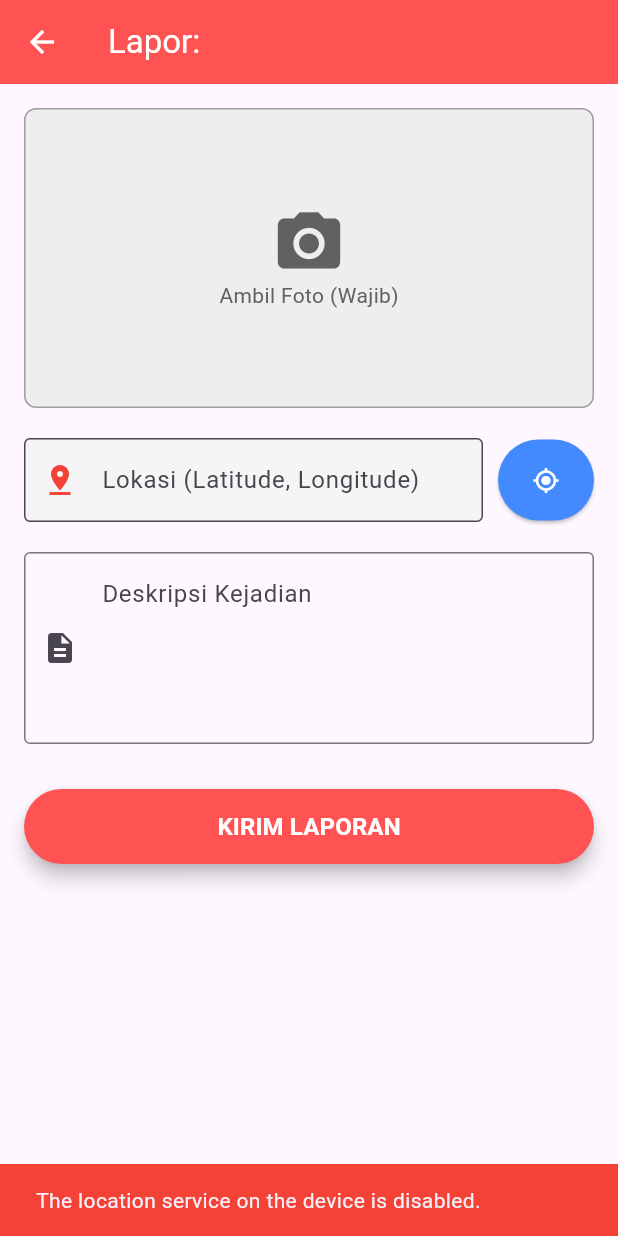
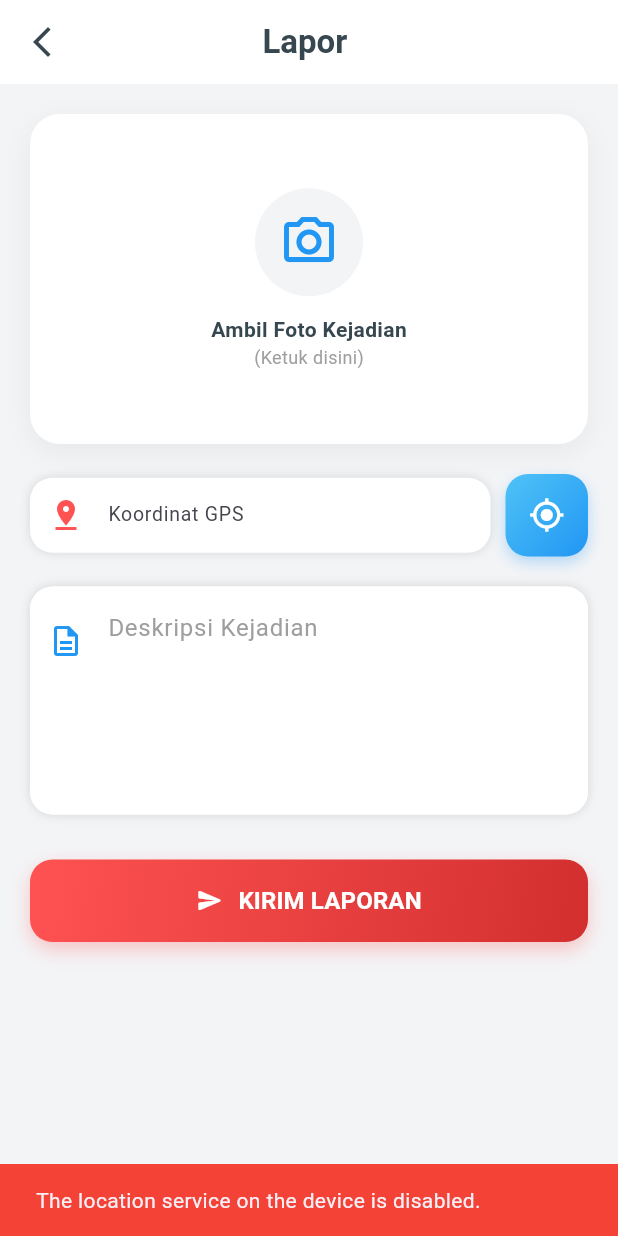
Before and after one commit to MasDaisuke/emergency-hub, a Flutter app: the FormLaporPage screen opened directly with empty values, after a tap on the "my location" icon, on a phone screen of 412 x 824 dp. Run offline on Flutter 3.47's test engine with Material 3 defaults, Android fonts, the light colour scheme and no system bars; our stand-ins replace geolocator, image_picker, shared_preferences; accounts and stored records are empty.

Commit message:
update ui form laporan

```diff
--- a/lib/presentation/pages/form_lapor_page.dart
+++ b/lib/presentation/pages/form_lapor_page.dart
@@ -1,11 +1,11 @@
-import 'dart:io'; // Untuk File (Mobile)
-import 'package:flutter/foundation.dart'; // Untuk kIsWeb
+import 'dart:io';
+import 'package:flutter/foundation.dart';
 import 'package:flutter/material.dart';
 import 'package:image_picker/image_picker.dart';
 import 'package:geolocator/geolocator.dart';
 import 'package:provider/provider.dart';
 import '../providers/emergency_provider.dart';
-import '../../core/utils/location_helper.dart'; // Pastikan import ini benar
+import '../../core/utils/location_helper.dart';
 
 class FormLaporPage extends StatefulWidget {
   final String kategori;
@@ -21,56 +21,44 @@ class _FormLaporPageState extends State<FormLaporPage> {
 
   XFile? _pickedFile;
   final ImagePicker _picker = ImagePicker();
-
   bool _isGettingLocation = false;
 
-  // --- 1. LOGIC AMBIL GAMBAR ---
   Future<void> _pickImage() async {
     try {
       final XFile? photo = await _picker.pickImage(
         source: ImageSource.camera,
-        imageQuality: 50
+        imageQuality: 50,
       );
-
-      if (photo != null) {
-        setState(() {
-          _pickedFile = photo;
-        });
-      }
+      if (photo != null) setState(() => _pickedFile = photo);
     } catch (e) {
-      ScaffoldMessenger.of(context).showSnackBar(
-        SnackBar(content: Text("Gagal ambil gambar: $e"))
-      );
+      ScaffoldMessenger.of(
+        context,
+      ).showSnackBar(SnackBar(content: Text("Error Kamera: $e")));
     }
   }
 
-  // --- 2. LOGIC AMBIL LOKASI (GPS) ---
   Future<void> _getLocation() async {
-    setState(() {
-      _isGettingLocation = true;
-    });
-
+    setState(() => _isGettingLocation = true);
     try {
       Position position = await LocationHelper.getCurrentLocation();
       setState(() {
-        // Tampilkan koordinat di TextField
         _lokasiController.text = "${position.latitude}, ${position.longitude}";
       });
       ScaffoldMessenger.of(context).showSnackBar(
-        SnackBar(backgroundColor: Colors.green, content: Text("Lokasi ditemukan!")),
+        SnackBar(
+          backgroundColor: Colors.green,
+          content: Text("Lokasi Terkunci!"),
+        ),
       );
     } catch (e) {
       ScaffoldMessenger.of(context).showSnackBar(
         SnackBar(backgroundColor: Colors.red, content: Text(e.toString())),
       );
     } finally {
-      setState(() {
-        _isGettingLocation = false;
-      });
+      setState(() => _isGettingLocation = false);
     }
   }
 
-  // --- 3. LOGIC KIRIM LAPORAN ---
   void _submit() async {
     if (_pickedFile == null || _descController.text.isEmpty) {
       ScaffoldMessenger.of(context).showSnackBar(
@@ -79,8 +67,6 @@ class _FormLaporPageState extends State<FormLaporPage> {
       return;
     }
 
-    // TRICK: Gabungkan Lokasi ke dalam Deskripsi
-    // (Supaya tidak perlu ubah Backend/Database dulu)
     String finalDeskripsi = _descController.text;
     if (_lokasiController.text.isNotEmpty) {
       finalDeskripsi += "\n\n[Lokasi GPS: ${_lokasiController.text}]";
@@ -96,46 +82,74 @@ class _FormLaporPageState extends State<FormLaporPage> {
     if (success) {
       Navigator.pop(context);
       ScaffoldMessenger.of(context).showSnackBar(
-        SnackBar(backgroundColor: Colors.green, content: Text("Laporan Terkirim!")),
+        SnackBar(
+          backgroundColor: Colors.green,
+          content: Text("Laporan Terkirim!"),
+        ),
       );
     } else {
       ScaffoldMessenger.of(context).showSnackBar(
-        SnackBar(backgroundColor: Colors.red, content: Text("Gagal mengirim laporan")),
+        SnackBar(
+          backgroundColor: Colors.red,
+          content: Text("Gagal mengirim laporan"),
+        ),
       );
     }
   }
 
   @override
   Widget build(BuildContext context) {
+    // Definisi Warna Tema
+    final Color bgSilver = Color(0xFFF3F4F6);
+    final Color textDark = Colors.blueGrey[800]!;
+    final Color accentBlue = Color(0xFF2196F3);
+
     return Scaffold(
+      backgroundColor: bgSilver,
       appBar: AppBar(
-        title: Text("Lapor: ${widget.kategori}"),
-        backgroundColor: Colors.redAccent,
-        foregroundColor: Colors.white,
+        title: Text(
+          "Lapor ${widget.kategori}",
+          style: TextStyle(color: textDark, fontWeight: FontWeight.bold),
         ),
+        backgroundColor: Colors.white,
+        elevation: 0,
+        centerTitle: true,
+        leading: IconButton(
+          icon: Icon(Icons.arrow_back_ios_new, color: textDark),
+          onPressed: () => Navigator.pop(context),
+        ),
+      ),
+
       body: SingleChildScrollView(
-        padding: EdgeInsets.all(16),
+        padding: EdgeInsets.all(20),
         child: Column(
+          crossAxisAlignment: CrossAxisAlignment.stretch,
           children: [
-            // === KOTAK GAMBAR ===
-            GestureDetector(
+            Container(
+              height: 220,
+              decoration: BoxDecoration(
+                color: Colors.white,
+                borderRadius: BorderRadius.circular(20),
+                boxShadow: [
+                  BoxShadow(
+                    color: Colors.black.withOpacity(0.05),
+                    blurRadius: 15,
+                    offset: Offset(0, 5),
+                  ),
+                ],
+              ),
+              child: Material(
+                color: Colors.transparent,
+                child: InkWell(
+                  borderRadius: BorderRadius.circular(20),
                   onTap: _pickImage,
-              child: Container(
-                height: 200,
-                width: double.infinity,
-                decoration: BoxDecoration(
-                  color: Colors.grey[200],
-                  border: Border.all(color: Colors.grey),
-                  borderRadius: BorderRadius.circular(8),
-                ),
                   child: _pickedFile != null
                       ? ClipRRect(
-                        borderRadius: BorderRadius.circular(8),
+                          borderRadius: BorderRadius.circular(20),
                           child: kIsWeb
                               ? Image.network(
                                   _pickedFile!.path,
                                   fit: BoxFit.cover,
-                                errorBuilder: (c, o, s) => Icon(Icons.broken_image),
                                 )
                               : Image.file(
                                   File(_pickedFile!.path),
@@ -145,78 +159,189 @@ class _FormLaporPageState extends State<FormLaporPage> {
                       : Column(
                           mainAxisAlignment: MainAxisAlignment.center,
                           children: [
-                          Icon(Icons.camera_alt, size: 50, color: Colors.grey[700]),
-                          Text("Ambil Foto (Wajib)", style: TextStyle(color: Colors.grey[700])),
+                            Container(
+                              padding: EdgeInsets.all(16),
+                              decoration: BoxDecoration(
+                                color: bgSilver,
+                                shape: BoxShape.circle,
+                              ),
+                              child: Icon(
+                                Icons.camera_alt_outlined,
+                                size: 40,
+                                color: accentBlue,
+                              ),
+                            ),
+                            SizedBox(height: 12),
+                            Text(
+                              "Ambil Foto Kejadian",
+                              style: TextStyle(
+                                color: textDark,
+                                fontWeight: FontWeight.w600,
+                              ),
+                            ),
+                            Text(
+                              "(Ketuk disini)",
+                              style: TextStyle(
+                                color: Colors.grey,
+                                fontSize: 12,
+                              ),
+                            ),
                           ],
+                        ),
                 ),
               ),
             ),
 
             SizedBox(height: 20),
-
-            // === INPUT LOKASI (GPS) ===
             Row(
               children: [
                 Expanded(
+                  child: Container(
+                    decoration: BoxDecoration(
+                      color: Colors.white,
+                      borderRadius: BorderRadius.circular(15),
+                      boxShadow: [
+                        BoxShadow(color: Colors.black12, blurRadius: 5),
+                      ],
+                    ),
                     child: TextField(
                       controller: _lokasiController,
-                    readOnly: true, // Tidak bisa diketik manual
+                      readOnly: true,
+                      style: TextStyle(fontSize: 13, color: textDark),
                       decoration: InputDecoration(
-                      labelText: "Lokasi (Latitude, Longitude)",
-                      border: OutlineInputBorder(),
-                      prefixIcon: Icon(Icons.pin_drop, color: Colors.red),
-                      filled: true,
-                      fillColor: Colors.grey[100],
+                        hintText: "Koordinat GPS",
+                        prefixIcon: Icon(
+                          Icons.pin_drop,
+                          color: Colors.redAccent,
+                        ),
+                        border: InputBorder.none,
+                        contentPadding: EdgeInsets.symmetric(
+                          horizontal: 16,
+                          vertical: 15,
+                        ),
+                      ),
                     ),
                   ),
                 ),
                 SizedBox(width: 10),
-                ElevatedButton(
-                  onPressed: _isGettingLocation ? null : _getLocation,
-                  style: ElevatedButton.styleFrom(
-                    backgroundColor: Colors.blueAccent,
-                    foregroundColor: Colors.white,
-                    padding: EdgeInsets.symmetric(vertical: 18, horizontal: 16),
+                InkWell(
+                  onTap: _isGettingLocation ? null : _getLocation,
+                  borderRadius: BorderRadius.circular(15),
+                  child: Container(
+                    width: 55,
+                    height: 55,
+                    decoration: BoxDecoration(
+                      gradient: LinearGradient(
+                        colors: [
+                          Color(0xFF4FC3F7),
+                          Color(0xFF2196F3),
+                        ], // Gradient Biru
+                        begin: Alignment.topLeft,
+                        end: Alignment.bottomRight,
                       ),
-                  child: _isGettingLocation
-                      ? SizedBox(width: 20, height: 20, child: CircularProgressIndicator(color: Colors.white, strokeWidth: 2))
-                      : Icon(Icons.my_location),
+                      borderRadius: BorderRadius.circular(15),
+                      boxShadow: [
+                        BoxShadow(
+                          color: Colors.blue.withOpacity(0.3),
+                          blurRadius: 8,
+                          offset: Offset(0, 4),
                         ),
                       ],
                     ),
-
+                    child: Center(
+                      child: _isGettingLocation
+                          ? SizedBox(
+                              width: 20,
+                              height: 20,
+                              child: CircularProgressIndicator(
+                                color: Colors.white,
+                                strokeWidth: 2,
+                              ),
+                            )
+                          : Icon(Icons.my_location, color: Colors.white),
+                    ),
+                  ),
+                ),
+              ],
+            ),
             SizedBox(height: 20),
-
-            // === INPUT DESKRIPSI ===
-            TextField(
+            Container(
+              decoration: BoxDecoration(
+                color: Colors.white,
+                borderRadius: BorderRadius.circular(15),
+                boxShadow: [BoxShadow(color: Colors.black12, blurRadius: 5)],
+              ),
+              child: TextField(
                 controller: _descController,
+                maxLines: 5,
                 decoration: InputDecoration(
                   labelText: "Deskripsi Kejadian",
-                border: OutlineInputBorder(),
-                prefixIcon: Icon(Icons.description),
+                  labelStyle: TextStyle(color: Colors.grey),
                   alignLabelWithHint: true,
+                  prefixIcon: Padding(
+                    padding: const EdgeInsets.only(bottom: 80),
+                    child: Icon(Icons.description_outlined, color: accentBlue),
                   ),
-              maxLines: 4,
+                  border: OutlineInputBorder(
+                    borderRadius: BorderRadius.circular(15),
+                    borderSide: BorderSide.none,
+                  ),
+                  filled: true,
+                  fillColor: Colors.white,
+                ),
+              ),
             ),
 
             SizedBox(height: 30),
-
-            // === TOMBOL KIRIM ===
             Consumer<EmergencyProvider>(
               builder: (context, provider, _) {
-                return SizedBox(
+                return Container(
                   width: double.infinity,
-                  height: 50,
+                  height: 55,
+                  decoration: BoxDecoration(
+                    gradient: LinearGradient(
+                      colors: [
+                        Color(0xFFFF5252),
+                        Color(0xFFD32F2F),
+                      ], // Gradient Merah
+                      begin: Alignment.topLeft,
+                      end: Alignment.bottomRight,
+                    ),
+                    borderRadius: BorderRadius.circular(15),
+                    boxShadow: [
+                      BoxShadow(
+                        color: Colors.redAccent.withOpacity(0.3),
+                        blurRadius: 10,
+                        offset: Offset(0, 5),
+                      ),
+                    ],
+                  ),
                   child: ElevatedButton(
                     onPressed: provider.isLoading ? null : _submit,
                     style: ElevatedButton.styleFrom(
-                      backgroundColor: Colors.redAccent,
-                      foregroundColor: Colors.white,
-                      elevation: 5,
+                      backgroundColor: Colors.transparent,
+                      shadowColor: Colors.transparent,
+                      shape: RoundedRectangleBorder(
+                        borderRadius: BorderRadius.circular(15),
+                      ),
                     ),
                     child: provider.isLoading
                         ? CircularProgressIndicator(color: Colors.white)
-                        : Text("KIRIM LAPORAN", style: TextStyle(fontSize: 16, fontWeight: FontWeight.bold)),
+                        : Row(
+                            mainAxisAlignment: MainAxisAlignment.center,
+                            children: [
+                              Icon(Icons.send_rounded, color: Colors.white),
+                              SizedBox(width: 10),
+                              Text(
+                                "KIRIM LAPORAN",
+                                style: TextStyle(
+                                  fontSize: 16,
+                                  fontWeight: FontWeight.bold,
+                                  color: Colors.white,
+                                ),
+                              ),
+                            ],
+                          ),
                   ),
                 );
               },
```
Lines whose indentation alone changed are shown as unchanged.
